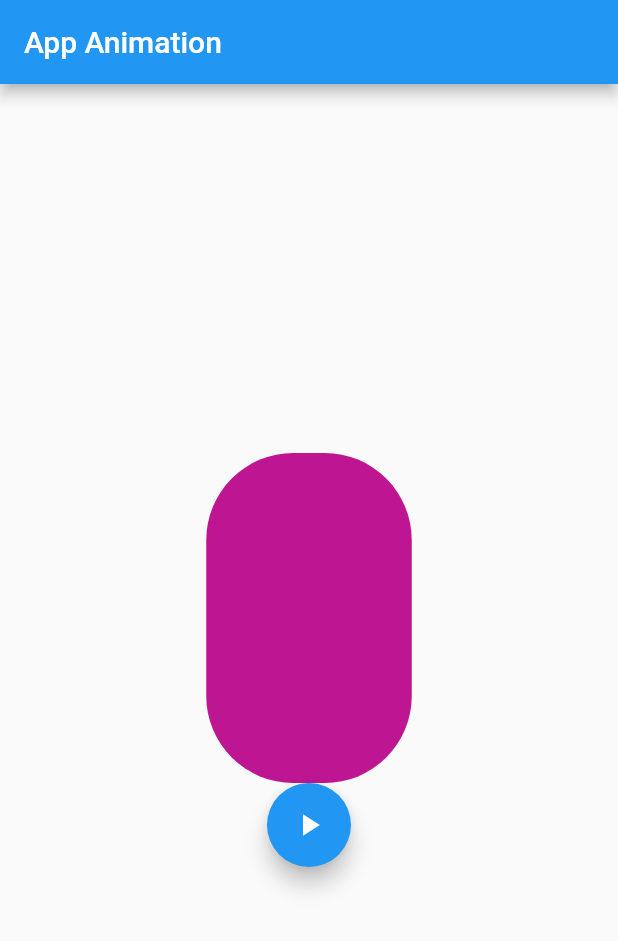
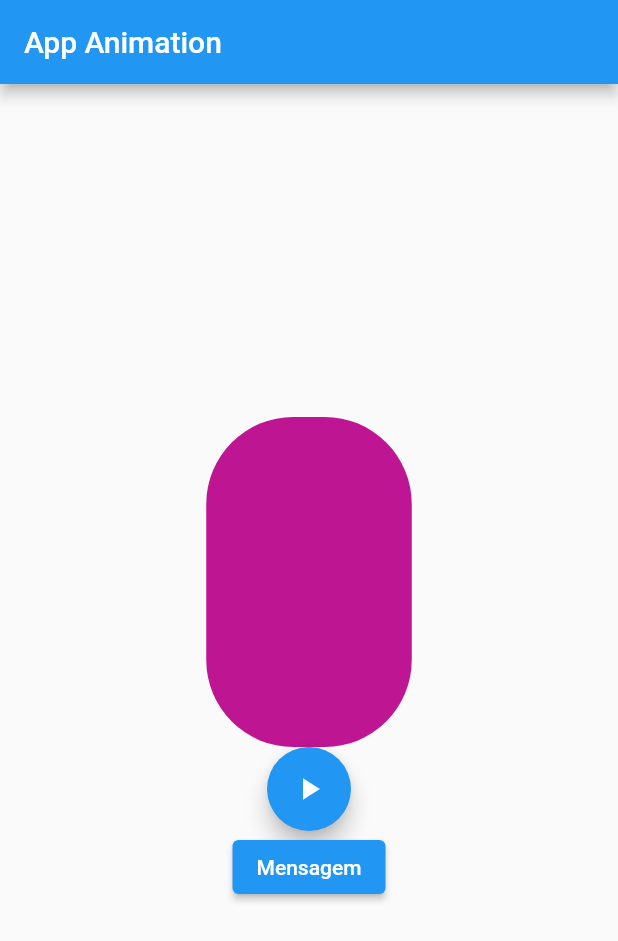
Before and after one commit to danielvieira95/DESM-2, a Flutter app: the screen it shows after launch, after a tap on the "play arrow" icon, on a phone screen of 412 x 824 dp. Shown: the top 941 px of the screen. Run offline on Flutter 3.47's test engine with Material 2 defaults, Android fonts, the phone set to English and light mode, and no system bars.

Commit message:
Exemplo snack bar

```diff
--- a/Apps-TB/aula05_animation/lib/main.dart
+++ b/Apps-TB/aula05_animation/lib/main.dart
@@ -63,10 +63,34 @@ class _AnimatedContainerAppState extends State<AnimatedContainerApp> {
 
 
         });
-       },child: Icon(Icons.play_arrow),), // Icon permite escolher um icone para o botao
+       },child: Icon(Icons.play_arrow),),
+       Snack_bar(), // Icon permite escolher um icone para o botao
        ],
       ),
       ) ,
     );
   }
 }
+
+class Snack_bar extends StatelessWidget {
+  const Snack_bar({super.key});
+
+  @override
+  Widget build(BuildContext context) {
+    return ElevatedButton(onPressed: (){
+      // variavel final chamada snack
+      final snack = SnackBar(
+        content: Text("Exemplo Snackbar"),
+        // açao do snackbar
+        action: SnackBarAction(
+          label: "Undo",
+
+          onPressed: (){
+
+          }),
+        );
+        // ScaffoldMessenger é ele quem irá acionar o snackbar
+          ScaffoldMessenger.of(context).showSnackBar(snack);
+    }, child: Text("Mensagem"));
+  }
+}
```
